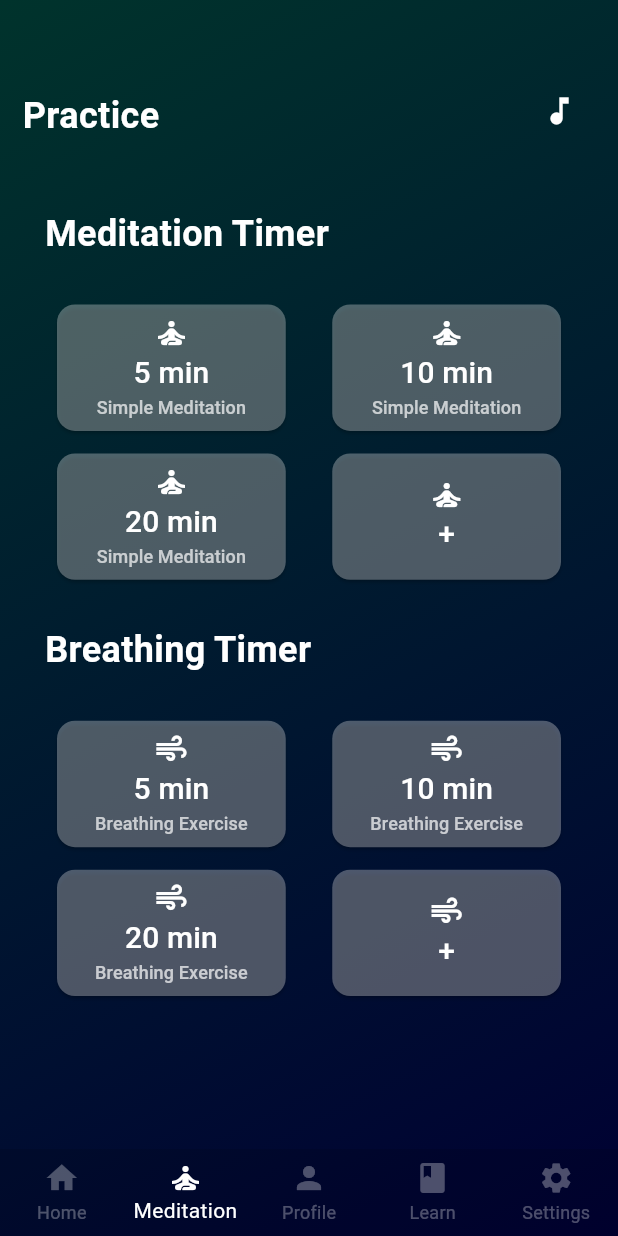
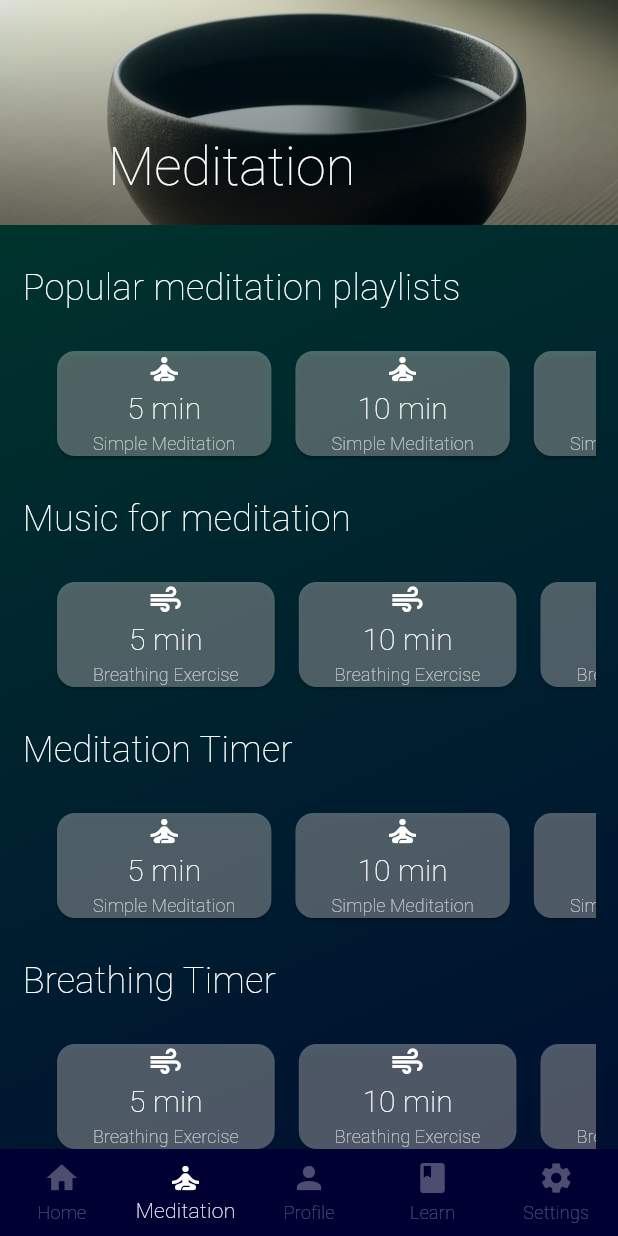
Before and after one commit to crypticdenis/meditation_app_flutter, a Flutter app: the screen it shows after launch, item 2 of the bottom bar chosen, on a phone screen of 412 x 824 dp. Run offline on Flutter 3.47's test engine with Material 3 defaults, Android fonts, the phone set to English and light mode, and no system bars; our stand-ins replace audioplayers, firebase_auth, firebase_core, fl_chart, google_sign_in, shared_preferences and 1 more; missing offline and left inert: firebase_app_check; accounts and stored records are empty; Roboto replaces fonts that are missing (SourceSansPro).

Commit message:
made some stylistic changes to the meditation screen, fixed issue with quotes not displaying

```diff
--- a/lib/home/main_home.dart
+++ b/lib/home/main_home.dart
@@ -83,7 +83,9 @@ class _HomeState extends State<Home> {
             body: Center(
               child: _widgetOptions.elementAt(_selectedIndex),
             ),
-            bottomNavigationBar: BottomNavigationBar(
+            bottomNavigationBar: Consumer<ThemeProvider>(
+              builder: (context, themeProvider, child) {
+                return BottomNavigationBar(
                   items: const <BottomNavigationBarItem>[
                     BottomNavigationBarItem(
                       icon: Icon(Icons.home),
@@ -109,10 +111,12 @@ class _HomeState extends State<Home> {
                   currentIndex: _selectedIndex,
                   selectedItemColor: Colors.white,
                   unselectedItemColor: Colors.white30,
-              backgroundColor: Colors.black12,
+                  backgroundColor: themeProvider.currentGradient.colors.last,
                   type: BottomNavigationBarType.fixed,
                   elevation: 0,
                   onTap: _onItemTapped,
+                );
+              },
             ),
           );
         } else {
--- a/lib/main.dart
+++ b/lib/main.dart
@@ -17,7 +17,6 @@ import 'package:firebase_app_check/firebase_app_check.dart'; // Commented out
 Future<void> main() async {
   WidgetsFlutterBinding.ensureInitialized();
   await Firebase.initializeApp();
-
 
   runApp(
     MultiProvider(
@@ -43,9 +42,27 @@ class MyApp extends StatelessWidget {
 
   @override
   Widget build(BuildContext context) {
-    return const MaterialApp(
+    return MaterialApp(
       debugShowCheckedModeBanner: false,
-      home: Home(),
+      theme: ThemeData(
+        fontFamily: 'SourceSansPro',
+        textTheme: TextTheme(
+          bodyText1: TextStyle(fontWeight: FontWeight.w200), // ExtraLight
+          bodyText2: TextStyle(fontWeight: FontWeight.w200), // ExtraLight
+          headline1: TextStyle(fontWeight: FontWeight.w200), // ExtraLight
+          headline2: TextStyle(fontWeight: FontWeight.w200), // ExtraLight
+          headline3: TextStyle(fontWeight: FontWeight.w200), // ExtraLight
+          headline4: TextStyle(fontWeight: FontWeight.w200), // ExtraLight
+          headline5: TextStyle(fontWeight: FontWeight.w200), // ExtraLight
+          headline6: TextStyle(fontWeight: FontWeight.w200), // ExtraLight
+          subtitle1: TextStyle(fontWeight: FontWeight.w200), // ExtraLight
+          subtitle2: TextStyle(fontWeight: FontWeight.w200), // ExtraLight
+          caption: TextStyle(fontWeight: FontWeight.w200), // ExtraLight
+          button: TextStyle(fontWeight: FontWeight.w200), // ExtraLight
+          overline: TextStyle(fontWeight: FontWeight.w200), // ExtraLight
+        ),
+      ),
+      home: const Home(),
     );
   }
 }
--- a/lib/meditation/meditation_preselect.dart
+++ b/lib/meditation/meditation_preselect.dart
@@ -21,30 +21,24 @@ class DurationSuggestions extends StatelessWidget {
     );
   }
 
-  Widget _buildDurationsGrid(BuildContext context,
-      {required bool isMeditation}) {
+  Widget _buildHorizontalScroll(BuildContext context, bool isMeditation) {
     final Widget destinationScreen =
     isMeditation ? const MeditationScreen() : const BreathingScreen();
 
-    int crossAxisCount = 2;
-
-    return GridView.count(
-      crossAxisCount: crossAxisCount,
-      crossAxisSpacing: 15,
-      mainAxisSpacing: 15,
+    return SingleChildScrollView(
+      scrollDirection: Axis.horizontal,
       padding: const EdgeInsets.all(15.0),
-      childAspectRatio: 2 / 1,
-      physics: const NeverScrollableScrollPhysics(),
-      shrinkWrap: true,
+      child: Row(
         children: List.generate(suggestedDurations.length + 1, (index) {
           return _buildDurationButton(
             context,
             index < suggestedDurations.length ? suggestedDurations[index] : null,
             destination: destinationScreen,
             iconData: isMeditation ? Icons.self_improvement : Icons.air,
-          isMeditation: isMeditation, // Pass the isMeditation parameter
+            isMeditation: isMeditation,
           );
         }),
+      ),
     );
   }
 
@@ -73,10 +67,9 @@ class DurationSuggestions extends StatelessWidget {
           },
           child: Column(
             mainAxisSize: MainAxisSize.min,
-            // To keep the icon and text close together
             children: [
               if (iconData != null)
-                Icon(iconData, color: Colors.white, size: 24.0), // The icon
+                Icon(iconData, color: Colors.white, size: 24.0),
               Text(buttonText,
                   style: const TextStyle(fontSize: 20, color: Colors.white)),
               if (duration != null)
@@ -91,52 +84,90 @@ class DurationSuggestions extends StatelessWidget {
     );
   }
 
+  Widget buildSectionHeader(String title) {
+    return Padding(
+      padding: const EdgeInsets.symmetric(vertical: 10.0),
+      child: Text(
+        title,
+        style: const TextStyle(fontSize: 24, color: Colors.white),
+      ),
+    );
+  }
+
   @override
   Widget build(BuildContext context) {
     final themeProvider = Provider.of<ThemeProvider>(context);
     return Scaffold(
-      body: Container(
-        decoration: BoxDecoration(gradient: themeProvider.currentGradient),
-        child: Center(
-          child: Column(
-            children: [
-              Stack(
-                children: [
-                  Padding(
-                    padding: const EdgeInsets.only(right: 15, top: 50.0),
-                    child: Align(
-                      alignment: Alignment.topRight,
-                      child: Row(
-                        mainAxisAlignment: MainAxisAlignment.end,
-                        children: [
-                          _buildIconButton(context, Icons.music_note,
-                              const SoundSelectionScreen()),
-                        ],
+      body: CustomScrollView(
+        slivers: [
+          SliverAppBar(
+            expandedHeight: 150.0,
+            backgroundColor: themeProvider.currentGradient.colors.first,
+            pinned: true,
+            flexibleSpace: FlexibleSpaceBar(
+              title: Text(
+                'Meditation',
+                style: TextStyle(
+                  fontFamily: 'SourceSansPro',
+                  fontWeight: FontWeight.w200, // ExtraLight
+                  fontSize: 24.0,
+                  color: Colors.white,
                 ),
               ),
+
+              background: Stack(
+                fit: StackFit.expand,
+                children: [
+                  Image.asset(
+                    'assets/images/zenbowl.png', // Path to the image asset
+                    fit: BoxFit.cover,
                   ),
-                  Padding(
-                    padding: const EdgeInsets.only(top: 45),
-                    child: buildSectionHeader('Practice'),
+                  Container(
+                    decoration: BoxDecoration(
+                      gradient: LinearGradient(
+                        colors: [Colors.black12, Colors.black54],
+                        begin: Alignment.topCenter,
+                        end: Alignment.bottomCenter,
                       ),
-                ],
-              ),
-              Padding(
-                padding: const EdgeInsets.all(15.0),
-                child: Column(
-                  crossAxisAlignment: CrossAxisAlignment.start,
-                  children: [
-                    buildSectionHeader('Meditation Timer'),
-                    _buildDurationsGrid(context, isMeditation: true),
-                    buildSectionHeader('Breathing Timer'),
-                    _buildDurationsGrid(context, isMeditation: false),
-                  ],
                     ),
                   ),
                 ],
               ),
             ),
           ),
+          SliverList(
+            delegate: SliverChildListDelegate(
+              [
+                Container(
+                  decoration: BoxDecoration(
+                    gradient: themeProvider.currentGradient,
+                  ),
+                  child: Padding(
+                    padding: const EdgeInsets.all(15.0),
+                    child: Column(
+                      crossAxisAlignment: CrossAxisAlignment.start,
+                      children: [
+                        buildSectionHeader('Popular meditation playlists'),
+                        _buildHorizontalScroll(context, true),
+                        buildSectionHeader('Music for meditation'),
+                        _buildHorizontalScroll(context, false),
+                        buildSectionHeader('Meditation Timer'),
+                        _buildHorizontalScroll(context, true),
+                        buildSectionHeader('Breathing Timer'),
+                        _buildHorizontalScroll(context, false),
+                        buildSectionHeader('Breathing Timer'),
+                        _buildHorizontalScroll(context, false),
+                        buildSectionHeader('Breathing Timer'),
+                        _buildHorizontalScroll(context, false),
+                      ],
+                    ),
+                  ),
+                ),
+              ],
+            ),
+          ),
+        ],
+      ),
     );
   }
 }
```
Also changed, not shown: pubspec.yaml (+12 -0 lines), assets/images/zenbowl.png (added), lib/generated/assets.dart. Lines whose indentation alone changed are shown as unchanged.
